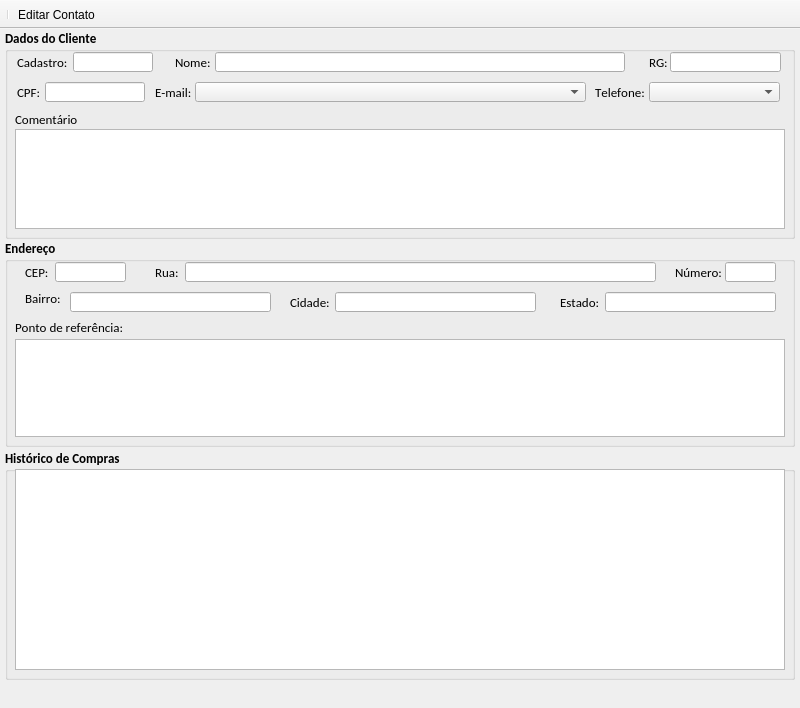
This is loja/tela_clientes.ui in jmessias1725/sexloja as Qt 5 draws it before an edit. The edited form follows.
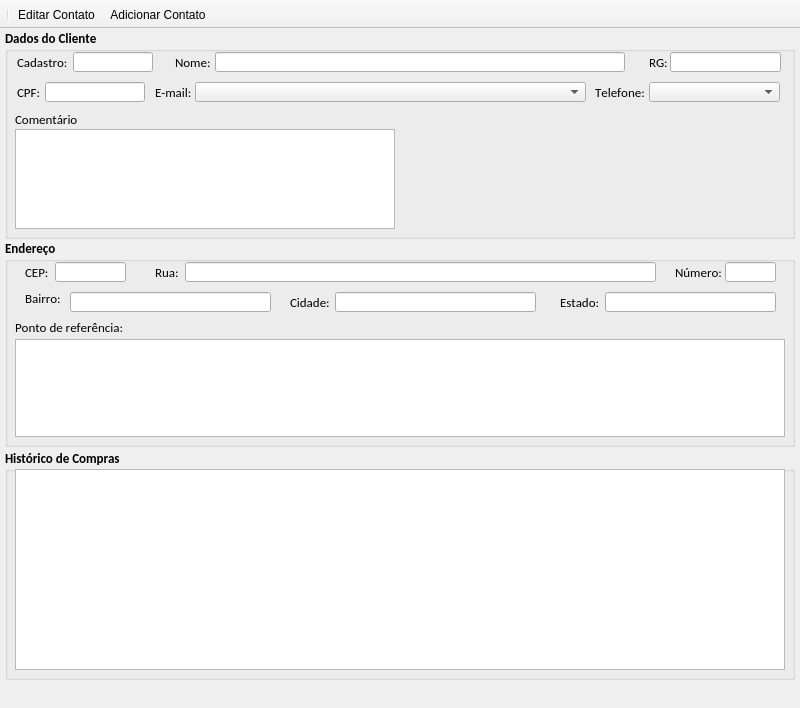
This is the edited form. Icons and pictures are not drawn.

```diff
--- a/loja/tela_clientes.ui
+++ b/loja/tela_clientes.ui
@@ -462,7 +462,7 @@
       <rect>
        <x>10</x>
        <y>100</y>
-       <width>770</width>
+       <width>380</width>
        <height>100</height>
       </rect>
      </property>
@@ -889,6 +889,7 @@
    </attribute>
    <addaction name="separator"/>
    <addaction name="actionEditar_Contato"/>
+   <addaction name="actionAdicionar_Contato"/>
   </widget>
   <action name="actionEditar_Contato">
    <property name="icon">
@@ -899,6 +900,15 @@
     <string>Editar Contato</string>
    </property>
   </action>
+  <action name="actionAdicionar_Contato">
+   <property name="icon">
+    <iconset resource="imagens.qrc">
+     <normaloff>:/img/img/adiciona_clientes.png</normaloff>:/img/img/adiciona_clientes.png</iconset>
+   </property>
+   <property name="text">
+    <string>Adicionar Contato</string>
+   </property>
+  </action>
  </widget>
  <resources>
   <include location="imagens.qrc"/>
```
Left out of the diff: 17 changed lines with no effect on the pictures.
